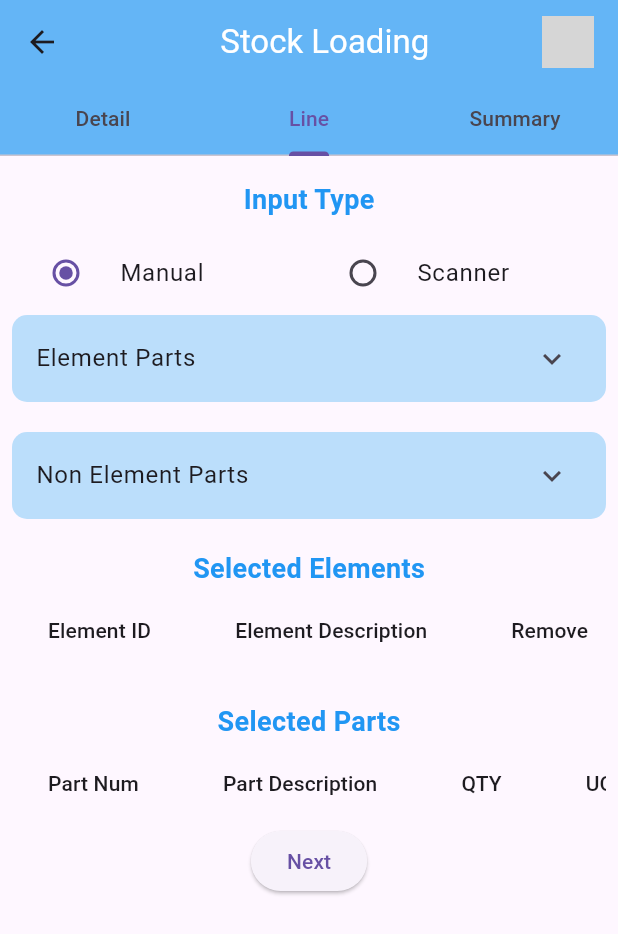
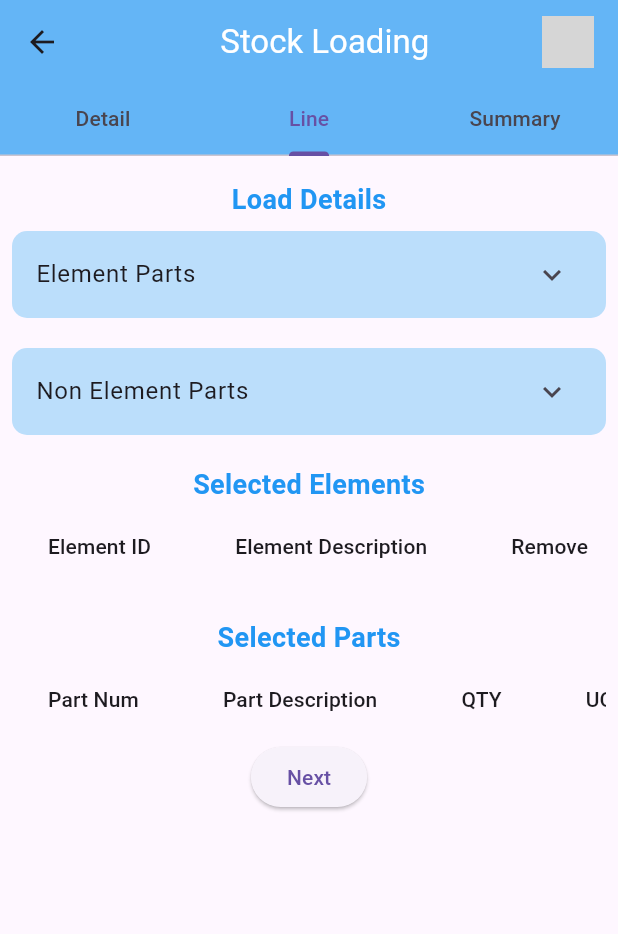
Before and after one commit to juzer-index/precast_demo, a Flutter app: the StockLoading screen opened directly, tab 2 chosen, on a phone screen of 412 x 824 dp. Shown: the top 934 px of the screen. Run offline on Flutter 3.47's test engine with Material 3 defaults, Android fonts, the phone set to English and light mode, and no system bars; missing offline and left inert: dart:ffi, qr_code_scanner; network calls fail; grey boxes are pictures that could not be loaded.

Commit message:
Fix part form bugs, fetch data for parts fixed.

```diff
--- a/lib/addTruckDetails.dart
+++ b/lib/addTruckDetails.dart
@@ -473,12 +473,7 @@ class _AddTruckDetailsState extends State<AddTruckDetails> {
                     onPressed: () {
                       String finalTruckDetails = '$truckId $resourceId ${plateNumberController.text} ${driverNameController.text} ${driverNumberController.text}';
                       //pop back to projectDetailTabs with truck details
-                      // setState(() {
-                      //   Navigator.push(context, MaterialPageRoute(builder:
-                      //   (context) => StockLoading(initialTabIndex: 0, truckDetails: finalTruckDetails,)));
-                      // });
                       Navigator.pop(context, finalTruckDetails);
-                      debugPrint(finalTruckDetails);
                     },
                     child: const Text('Submit'),
                   ),
--- a/lib/stockLoadingPage.dart
+++ b/lib/stockLoadingPage.dart
@@ -29,8 +29,8 @@ class PartData {
   late final String partDesc;
   late final String uom;
   late final String qty;
-  late final String selectedQty;
-  PartData({required this.partNum, required this.partDesc, required this.uom, required this.qty});
+  late final String? selectedQty;
+  PartData({required this.partNum, required this.partDesc, required this.uom, required this.qty, this.selectedQty});
 
   factory PartData.fromJson(Map<String, dynamic> json) {
     return PartData(
@@ -38,19 +38,14 @@ class PartData {
       partDesc: json['Part_PartDescription'],
       qty: json['Part_QTY'],
       uom: json['Part_IUM'],
-
     );
   }
+
+  @override
+  String toString() {
+    return 'PartData{partNum: $partNum, partDesc: $partDesc, uom: $uom, qty: $qty, selectedQty: $selectedQty}';
   }
-
-Future<Map<String, dynamic>> fetchProjectDataFromJson() async {
-  final directory = await getApplicationDocumentsDirectory();
-  final file = File('${directory.path}/projectData.json');
-  final jsonString = await file.readAsString();
-  Map<String, dynamic> jsonResponse = json.decode(jsonString);
-  return jsonResponse;
 }
-
 //Part Data URL fetch
 
 // Future<List<PartData>> fetchPartData() async {
@@ -120,7 +115,7 @@ class _StockLoadingState extends State<StockLoading> with SingleTickerProviderSt
   List<ElementData> selectedElements = [];
   List<PartData> selectedParts = [];
   List<int> selectedPartQty = [];
-  TextEditingController partIDController = TextEditingController();
+  TextEditingController partNumberController = TextEditingController();
   TextEditingController lotNoController = TextEditingController();
   TextEditingController partDescriptionController = TextEditingController();
   TextEditingController onHandQtyController = TextEditingController();
@@ -129,7 +124,9 @@ class _StockLoadingState extends State<StockLoading> with SingleTickerProviderSt
   Map<String, dynamic> fetchedPartData = {};
   List<dynamic> fetchedPartValue = [];
 
-  Barcode? result;
+  Barcode? partResult;
+  String partResultCode = '';
+  Barcode? elementResult;
   QRViewController? controller;
   final GlobalKey qrKey = GlobalKey(debugLabel: 'QR');
 
@@ -154,7 +151,7 @@ class _StockLoadingState extends State<StockLoading> with SingleTickerProviderSt
   void initState() {
     _tabController = TabController(length: 3, vsync: this); // Change 3 to the number of tabs
     _tabController.index = widget.initialTabIndex;
-    fetchProjectDataFromJson();
+    fetchPartDataFromJson();
     super.initState();
   }
 
@@ -515,24 +512,6 @@ class _StockLoadingState extends State<StockLoading> with SingleTickerProviderSt
                                 child: const Text('Add Truck Details')),
                             ElevatedButton(
                                 onPressed: () {
-                                  // if (widget.truckDetails == null) {
-                                  //   showDialog(context: context,
-                                  //       builder: (BuildContext context) {
-                                  //         return AlertDialog(
-                                  //           title: const Text('Error'),
-                                  //           content: const Text('Please add truck details'),
-                                  //           actions: [
-                                  //             TextButton(
-                                  //               onPressed: () {
-                                  //                 Navigator.of(context).pop();
-                                  //               },
-                                  //               child: const Text('OK'),
-                                  //             ),
-                                  //           ],
-                                  //         );
-                                  //       }
-                                  //   );
-                                  // }
                                   setState(() {
                                     _tabController.animateTo(1);
                                   });
@@ -554,48 +533,18 @@ class _StockLoadingState extends State<StockLoading> with SingleTickerProviderSt
                 child: Column(
                     mainAxisAlignment: MainAxisAlignment.spaceEvenly,
                     children: [
+                        Column(
+                          children: [
                             const Padding(
-                        padding: EdgeInsets.all(8.0),
+                              padding: const EdgeInsets.all(8.0),
                               child: Text(
-                          'Input Type',
+                                'Load Details',
                                 style: TextStyle(
                                     fontWeight: FontWeight.bold,
                                     fontSize: 18,
                                     color: Colors.blue),
                               ),
                             ),
-                      Row(
-                        mainAxisAlignment: MainAxisAlignment.spaceEvenly,
-                        children: [
-                          Expanded(
-                            child: RadioListTile(
-                              title: const Text('Manual'),
-                              value: 'Manual',
-                              groupValue: inputTypeValue,
-                              onChanged: (value) {
-                                setState(() {
-                                  inputTypeValue = value.toString();
-                                });
-                              },
-                            ),
-                          ),
-                          Expanded(
-                            child: RadioListTile(
-                              title: const Text('Scanner'),
-                              value: 'Scanner',
-                              groupValue: inputTypeValue,
-                              onChanged: (value) {
-                                setState(() {
-                                  inputTypeValue = value.toString();
-                                });
-                              },
-                            ),
-                          ),
-                        ],
-                      ),
-                      if (inputTypeValue == 'Manual')
-                        Column(
-                          children: [
                             Container(
                               decoration: BoxDecoration(
                                 color: Colors.blue.shade100,
@@ -606,7 +555,7 @@ class _StockLoadingState extends State<StockLoading> with SingleTickerProviderSt
                                 children: [
                                   SizedBox(
                                     height: MediaQuery.of(context).size.height *
-                                        0.3,
+                                        0.4,
                                     child: SingleChildScrollView(
                                       scrollDirection: Axis.horizontal,
                                       child: SingleChildScrollView(
@@ -677,7 +626,7 @@ class _StockLoadingState extends State<StockLoading> with SingleTickerProviderSt
                                             child: Padding(
                                               padding: const EdgeInsets.all(8.0),
                                               child: TextFormField(
-                                                controller: partIDController,
+                                                controller: partNumberController,
                                                 decoration: const InputDecoration(
                                                     border: OutlineInputBorder(),
                                                     hintText: "Part ID",),
@@ -685,18 +634,78 @@ class _StockLoadingState extends State<StockLoading> with SingleTickerProviderSt
                                             ),
                                           ),
                                           Padding(
-                                            padding: const EdgeInsets.all(8.0),
+                                            padding: const EdgeInsets.all(4.0),
                                             child: IconButton(
-                                              onPressed: () async {
-                                                PartData parts = getPartObjectfromJson(partIDController.text)!;
-                                                debugPrint(parts.partDesc.toString());
-                                                setState(() {
-                                                  partDescriptionController.text = parts.partDesc;
-                                                  onHandQtyController.text = parts.qty;
-                                                  uomController.text = parts.uom;
-                                                });
+                                              onPressed: () {
+                                                setPartData();
                                               },
                                               icon: const Icon(Icons.search),
+                                            ),
+                                          ),
+                                          Padding(
+                                            padding: const EdgeInsets.all(4.0),
+                                            child: IconButton(
+                                              onPressed: () {
+                                                showDialog(
+                                                    context: context,
+                                                    builder: (BuildContext context){
+                                                      return Dialog(
+                                                        shape: const RoundedRectangleBorder(
+                                                          borderRadius: BorderRadius.zero,
+                                                        ),
+                                                        child: SizedBox(
+                                                          height: MediaQuery.of(context).size.height * 0.6,
+                                                          width: MediaQuery.of(context).size.width * 0.8,
+                                                          child: Column(
+                                                            children: [
+                                                              Expanded(
+                                                                child: Padding(
+                                                                  padding: const EdgeInsets.all(8.0),
+                                                                  child: QRView(
+                                                                    key: qrKey,
+                                                                    onQRViewCreated: (controller) {
+                                                                      setState(() {
+                                                                        this.controller = controller;
+                                                                      });
+                                                                      controller.scannedDataStream.listen((scanData) {
+                                                                        setState(() {
+                                                                          partResult = scanData;
+                                                                          partResultCode = partResult?.code ?? 'Unknown';
+                                                                          partNumberController.text = partResult?.code ?? 'Unknown';
+                                                                        });
+                                                                        setPartData();
+                                                                      });
+
+                                                                    },
+                                                                  ),
+                                                                ),
+                                                              ),
+                                                              SizedBox(
+                                                                height: MediaQuery.of(context).size.height * 0.1,
+                                                                child: Center(
+                                                                  child: Text(
+                                                                      'Data: $partResultCode'
+                                                                  ),
+                                                                ),
+                                                              ),
+                                                              Padding(
+                                                                padding: const EdgeInsets.all(8.0),
+                                                                child: ElevatedButton(
+                                                                  onPressed: () {
+                                                                    Navigator.of(context).pop();
+                                                                  },
+                                                                  child: const Text('OK'),
+                                                                ),
+                                                              ),
+                                                            ],
+                                                          ),
+                                                        ),
+
+                                                      );
+                                                    }
+                                                );
+                                              },
+                                              icon: const Icon(Icons.qr_code_2),
                                             ),
                                           ),
                                         ]),
@@ -761,6 +770,7 @@ class _StockLoadingState extends State<StockLoading> with SingleTickerProviderSt
                                               child: Padding(
                                                 padding: const EdgeInsets.all(8.0),
                                                 child: TextFormField(
+                                                  controller: selectedQtyController,
                                                   decoration: const InputDecoration(
                                                       border: OutlineInputBorder(),
                                                       labelText: "Selected Qty"),
@@ -772,7 +782,7 @@ class _StockLoadingState extends State<StockLoading> with SingleTickerProviderSt
                                               child: ElevatedButton(
                                                   onPressed: () {
                                                     setState(() {
-                                                      selectedParts.add(PartData(partNum: partIDController.text, partDesc: partDescriptionController.text, uom: uomController.text, qty: onHandQtyController.text));
+                                                      selectedParts.add(PartData(partNum: partNumberController.text, partDesc: partDescriptionController.text, uom: uomController.text, qty: onHandQtyController.text, selectedQty: selectedQtyController.text));
                                                     });
                                                   },
                                                   child: const Text('Select'),
@@ -788,32 +798,6 @@ class _StockLoadingState extends State<StockLoading> with SingleTickerProviderSt
                             ),
                           ],
                         ),
-                      if (inputTypeValue == 'Scanner')
-                        Column(children: [
-                          SizedBox(
-                            height: MediaQuery.of(context).size.height * 0.5,
-                            child: QRView(
-                              key: qrKey,
-                              onQRViewCreated: (controller) {
-                                setState(() {
-                                  this.controller = controller;
-                                });
-                                controller.scannedDataStream.listen((scanData) {
-                                  setState(() {
-                                    result = scanData;
-                                  });
-                                });
-                              },
-                            ),
-                          ),
-                          SizedBox(
-                            height: MediaQuery.of(context).size.height * 0.1,
-                            child: Center(
-                              child: Text(
-                                  'Barcode Type: ${describeEnum(result?.format ?? BarcodeFormat.unknown)}   Data: ${result?.code ?? 'Unknown'}'),
-                            ),
-                          ),
-                        ]),
                       const SizedBox(
                         height: 20,
                       ),
@@ -877,7 +861,7 @@ class _StockLoadingState extends State<StockLoading> with SingleTickerProviderSt
                                 .map((row) => DataRow(cells: [
                                       DataCell(Text(row.partNum)),
                                       DataCell(Text(row.partDesc)),
-                                      DataCell(Text(row.selectedQty)),
+                                      DataCell(Text(row.selectedQty ?? '0')),
                                       DataCell(Text(row.uom)),
                                       DataCell(IconButton(
                                         icon: const Icon(Icons.remove),
@@ -1070,4 +1054,13 @@ class _StockLoadingState extends State<StockLoading> with SingleTickerProviderSt
           ),
         ));
   }
+
+  void setPartData() {
+    PartData parts = PartData.fromJson(fetchedPartValue.where((element) => element['Part_PartNum'] == partNumberController.text).first);
+    setState(() {
+      partDescriptionController.text = parts.partDesc;
+      onHandQtyController.text = parts.qty;
+      uomController.text = parts.uom;
+    });
   }
+}
```
Lines whose indentation alone changed are shown as unchanged.
